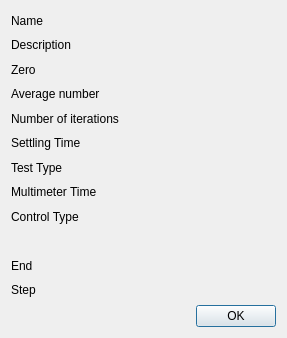
Old version of the form measurementdetails.ui in the repository froque/AeroIST.
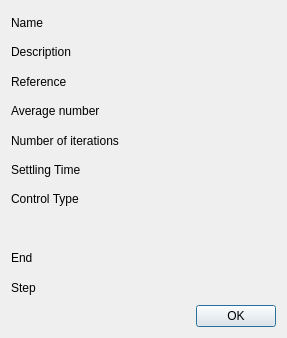
New version of the form.

Commit message: replaced Zero concept with Reference concept, thanks to GGB

Diff of the .ui file:
```diff
--- a/measurementdetails.ui
+++ b/measurementdetails.ui
@@ -33,7 +33,7 @@
      <item>
       <widget class="QLabel" name="labelViewZero">
        <property name="text">
-        <string>Zero</string>
+        <string>Reference</string>
        </property>
       </widget>
      </item>
@@ -58,20 +58,6 @@
        </property>
       </widget>
      </item>
-     <item>
-      <widget class="QLabel" name="labelViewMatrix">
-       <property name="text">
-        <string>Test Type</string>
-       </property>
-      </widget>
-     </item>
-     <item>
-      <widget class="QLabel" name="labelViewMultimeter">
-       <property name="text">
-        <string>Multimeter Time</string>
-       </property>
-      </widget>
-     </item>
      <item>
       <widget class="QLabel" name="labelViewControl">
        <property name="text">
```
Left out of the diff: 18 changed lines with no effect on the pictures. The commit also changes 29 other files.
